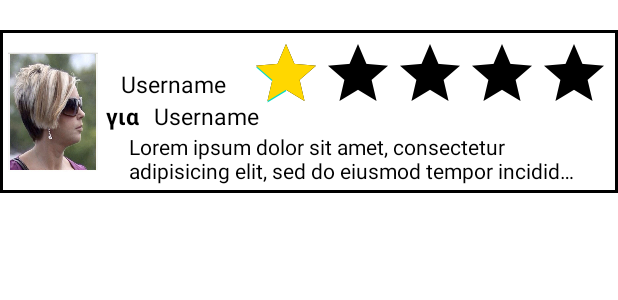
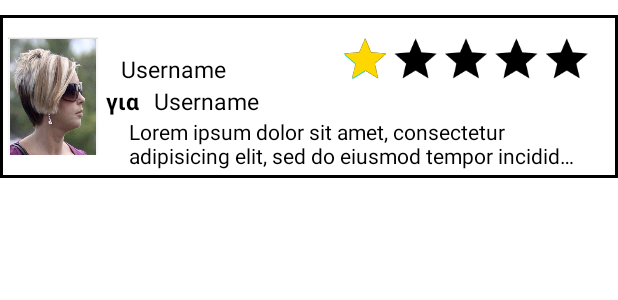
Before and after one commit to stelladk/CraftBid, an Android app: the layout evaluation_item.xml on its own in the app's theme, with its tools: preview values and no code run, on a phone screen of 412 x 824 dp. Shown: the top 300 px of the screen. Run offline under Robolectric (Android 15) with nearby library versions, the phone set to English and light mode, and no system bars.

Commit message:
Smaller RatingBar in evaluations

```diff
--- a/AndroidApp/app/src/main/res/layout/evaluation_item.xml
+++ b/AndroidApp/app/src/main/res/layout/evaluation_item.xml
@@ -4,7 +4,7 @@
     xmlns:app="http://schemas.android.com/apk/res-auto"
     android:layout_width="match_parent"
     android:layout_height="wrap_content"
-    android:layout_marginVertical="20dp"
+    android:layout_marginVertical="10dp"
     android:padding="5dp"
     android:background="@drawable/border">
 
@@ -73,9 +73,13 @@
         android:background="@android:color/transparent"
         android:backgroundTint="@android:color/transparent"
         android:isIndicator="true"
+        android:transformPivotX="200dp"
+        android:transformPivotY="25dp"
+        android:scaleX="0.7"
+        android:scaleY="0.7"
         android:max="5"
         android:rating="1"
-        tools:targetApi="lollipop" />
+        tools:targetApi="lollipop"/>
 
     <TextView
         android:id="@+id/comments"
```
